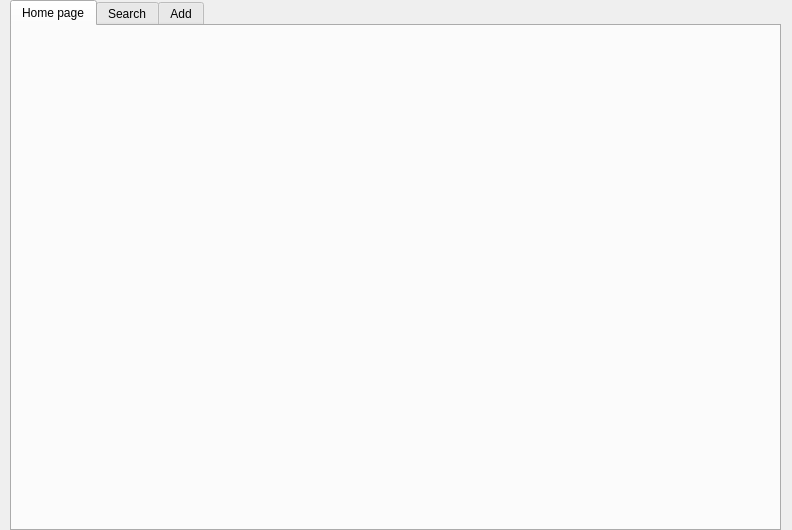
moevm/gui-1h2017-09, file mainwindow.ui: the form before one commit.
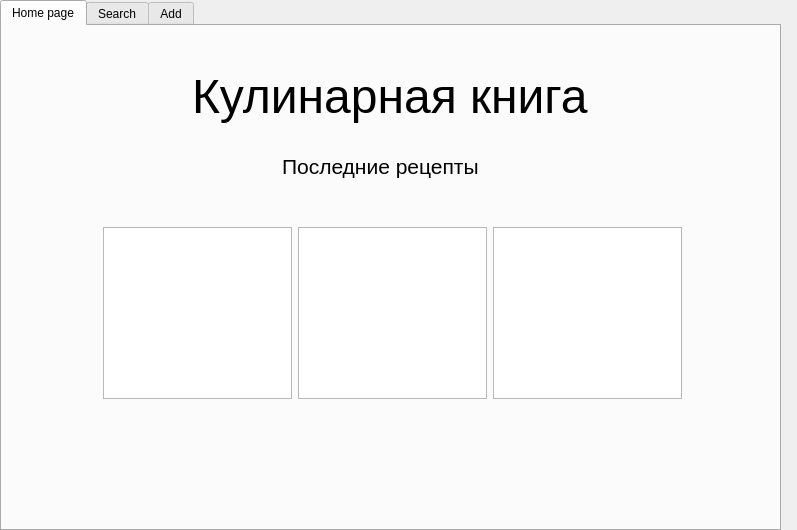
The form after the commit. The open tabs and pages were chosen to show the change.

What changed in the file:
```diff
--- a/mainwindow.ui
+++ b/mainwindow.ui
@@ -6,7 +6,7 @@
    <rect>
     <x>0</x>
     <y>0</y>
-    <width>792</width>
+    <width>797</width>
     <height>530</height>
    </rect>
   </property>
@@ -20,9 +20,9 @@
     </property>
     <property name="geometry">
      <rect>
-      <x>10</x>
+      <x>0</x>
       <y>0</y>
-      <width>771</width>
+      <width>781</width>
       <height>531</height>
      </rect>
     </property>
@@ -36,6 +36,63 @@
      <attribute name="title">
       <string>Home page</string>
      </attribute>
+     <widget class="QLabel" name="label_5">
+      <property name="geometry">
+       <rect>
+        <x>190</x>
+        <y>10</y>
+        <width>441</width>
+        <height>121</height>
+       </rect>
+      </property>
+      <property name="font">
+       <font>
+        <pointsize>36</pointsize>
+       </font>
+      </property>
+      <property name="text">
+       <string>Кулинарная книга</string>
+      </property>
+     </widget>
+     <widget class="QLabel" name="label_6">
+      <property name="geometry">
+       <rect>
+        <x>280</x>
+        <y>120</y>
+        <width>211</width>
+        <height>41</height>
+       </rect>
+      </property>
+      <property name="font">
+       <font>
+        <pointsize>16</pointsize>
+       </font>
+      </property>
+      <property name="text">
+       <string>Последние рецепты</string>
+      </property>
+     </widget>
+     <widget class="QWidget" name="layoutWidget">
+      <property name="geometry">
+       <rect>
+        <x>90</x>
+        <y>190</y>
+        <width>601</width>
+        <height>194</height>
+       </rect>
+      </property>
+      <layout class="QGridLayout" name="gridLayout_2">
+       <item row="0" column="0">
+        <widget class="QGraphicsView" name="graphicsView_8"/>
+       </item>
+       <item row="0" column="1">
+        <widget class="QGraphicsView" name="graphicsView_9"/>
+       </item>
+       <item row="0" column="2">
+        <widget class="QGraphicsView" name="graphicsView_10"/>
+       </item>
+      </layout>
+     </widget>
     </widget>
     <widget class="QWidget" name="searchWidget">
      <attribute name="title">
@@ -77,9 +134,9 @@
      <widget class="QWidget" name="layoutWidget">
       <property name="geometry">
        <rect>
-        <x>10</x>
+        <x>190</x>
         <y>103</y>
-        <width>711</width>
+        <width>531</width>
         <height>381</height>
        </rect>
       </property>
```
Left out of the diff: 69 changed lines with no effect on the pictures.
